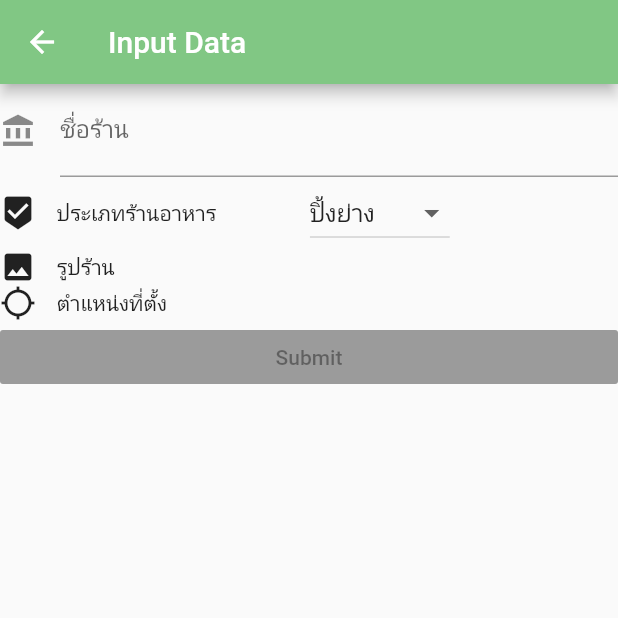
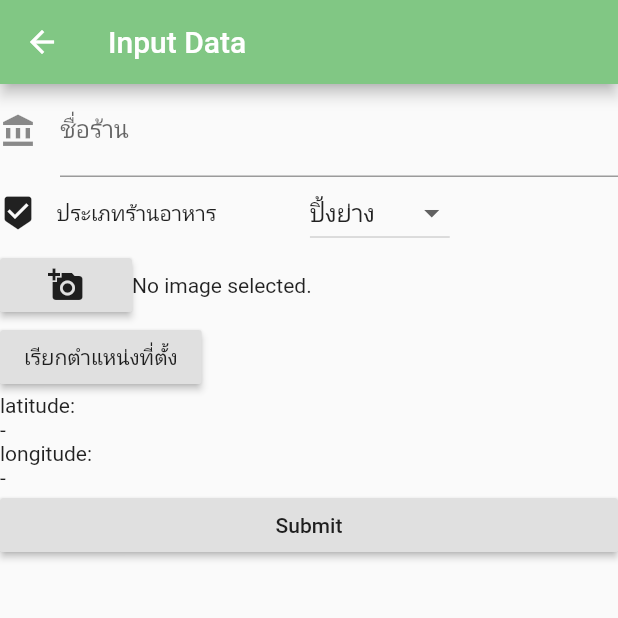
Before and after one commit to noey2540/res, a Flutter app: the InputStorePage screen opened directly, on a phone screen of 412 x 824 dp, the top half of it. Run offline on Flutter 3.47's test engine with Material 2 defaults, Android fonts, the phone set to English and light mode, and no system bars; our stand-ins replace cloud_firestore, firebase_storage, google_maps_flutter, image_picker, location; accounts and stored records are empty; network calls fail; statements that could not run were skipped.

Commit message:
inputstore

```diff
--- /dev/null
+++ b/lib/image_picker.dart
@@ -0,0 +1,175 @@
+import 'dart:async';
+import 'dart:io';
+
+import 'package:flutter/foundation.dart';
+import 'package:flutter/services.dart';
+
+const String kTypeImage = 'image';
+const String kTypeVideo = 'video';
+
+/// Specifies the source where the picked image should come from.
+enum ImageSource {
+  /// Opens up the device camera, letting the user to take a new picture.
+  camera,
+
+  /// Opens the user's photo gallery.
+  gallery,
+}
+
+class ImagePicker {
+  static const MethodChannel _channel =
+      MethodChannel('plugins.flutter.io/image_picker');
+
+  /// Returns a [File] object pointing to the image that was picked.
+  ///
+  /// The `source` argument controls where the image comes from. This can
+  /// be either [ImageSource.camera] or [ImageSource.gallery].
+  ///
+  /// If specified, the image will be at most `maxWidth` wide and
+  /// `maxHeight` tall. Otherwise the image will be returned at it's
+  /// original width and height.
+  /// The `imageQuality` argument modifies the quality of the image, ranging from 0-100
+  /// where 100 is the original/max quality. If `imageQuality` is null, the image with
+  /// the original quality will be returned. Compression is only supportted for certain
+  /// image types such as JPEG. If compression is not supported for the image that is picked,
+  /// an warning message will be logged.
+  ///
+  /// In Android, the MainActivity can be destroyed for various reasons. If that happens, the result will be lost
+  /// in this call. You can then call [retrieveLostData] when your app relaunches to retrieve the lost data.
+  static Future<File> pickImage(
+      {@required ImageSource source,
+      double maxWidth,
+      double maxHeight,
+      int imageQuality}) async {
+    assert(source != null);
+    assert(imageQuality == null || (imageQuality >= 0 && imageQuality <= 100));
+
+    if (maxWidth != null && maxWidth < 0) {
+      throw ArgumentError.value(maxWidth, 'maxWidth cannot be negative');
+    }
+
+    if (maxHeight != null && maxHeight < 0) {
+      throw ArgumentError.value(maxHeight, 'maxHeight cannot be negative');
+    }
+
+    final String path = await _channel.invokeMethod<String>(
+      'pickImage',
+      <String, dynamic>{
+        'source': source.index,
+        'maxWidth': maxWidth,
+        'maxHeight': maxHeight,
+        'imageQuality': imageQuality
+      },
+    );
+
+    return path == null ? null : File(path);
+  }
+
+  /// Returns a [File] object pointing to the video that was picked.
+  ///
+  /// The [source] argument controls where the video comes from. This can
+  /// be either [ImageSource.camera] or [ImageSource.gallery].
+  ///
+  /// In Android, the MainActivity can be destroyed for various fo reasons. If that happens, the result will be lost
+  /// in this call. You can then call [retrieveLostData] when your app relaunches to retrieve the lost data.
+  static Future<File> pickVideo({
+    @required ImageSource source,
+  }) async {
+    assert(source != null);
+    final String path = await _channel.invokeMethod<String>(
+      'pickVideo',
+      <String, dynamic>{
+        'source': source.index,
+      },
+    );
+    return path == null ? null : File(path);
+  }
+
+  /// Retrieve the lost image file when [pickImage] or [pickVideo] failed because the  MainActivity is destroyed. (Android only)
+  ///
+  /// Image or video can be lost if the MainActivity is destroyed. And there is no guarantee that the MainActivity is always alive.
+  /// Call this method to retrieve the lost data and process the data according to your APP's business logic.
+  ///
+  /// Returns a [LostDataResponse] if successfully retrieved the lost data. The [LostDataResponse] can represent either a
+  /// successful image/video selection, or a failure.
+  ///
+  /// Calling this on a non-Android platform will throw [UnimplementedError] exception.
+  ///
+  /// See also:
+  /// * [LostDataResponse], for what's included in the response.
+  /// * [Android Activity Lifecycle](https://developer.android.com/reference/android/app/Activity.html), for more information on MainActivity destruction.
+  static Future<LostDataResponse> retrieveLostData() async {
+    final Map<String, dynamic> result =
+        await _channel.invokeMapMethod<String, dynamic>('retrieve');
+    if (result == null) {
+      return LostDataResponse.empty();
+    }
+    assert(result.containsKey('path') ^ result.containsKey('errorCode'));
+
+    final String type = result['type'];
+    assert(type == kTypeImage || type == kTypeVideo);
+
+    RetrieveType retrieveType;
+    if (type == kTypeImage) {
+      retrieveType = RetrieveType.image;
+    } else if (type == kTypeVideo) {
+      retrieveType = RetrieveType.video;
+    }
+
+    PlatformException exception;
+    if (result.containsKey('errorCode')) {
+      exception = PlatformException(
+          code: result['errorCode'], message: result['errorMessage']);
+    }
+
+    final String path = result['path'];
+
+    return LostDataResponse(
+        file: path == null ? null : File(path),
+        exception: exception,
+        type: retrieveType);
+  }
+}
+
+/// The response object of [ImagePicker.retrieveLostData].
+///
+/// Only applies to Android.
+/// See also:
+/// * [ImagePicker.retrieveLostData] for more details on retrieving lost data.
+class LostDataResponse {
+  LostDataResponse({this.file, this.exception, this.type});
+
+  LostDataResponse.empty()
+      : file = null,
+        exception = null,
+        type = null {
+    _empty = true;
+  }
+
+  /// Whether it is an empty response.
+  ///
+  /// An empty response should have [file], [exception] and [type] to be null.
+  bool get isEmpty => _empty;
+
+  /// The file that was lost in a previous [pickImage] or [pickVideo] call due to MainActivity being destroyed.
+  ///
+  /// Can be null if [exception] exists.
+  final File file;
+
+  /// The exception of the last [pickImage] or [pickVideo].
+  ///
+  /// If the last [pickImage] or [pickVideo] threw some exception before the MainActivity destruction, this variable keeps that
+  /// exception.
+  /// You should handle this exception as if the [pickImage] or [pickVideo] got an exception when the MainActivity was not destroyed.
+  ///
+  /// Note that it is not the exception that caused the destruction of the MainActivity.
+  final PlatformException exception;
+
+  /// Can either be [RetrieveType.image] or [RetrieveType.video];
+  final RetrieveType type;
+
+  bool _empty = false;
+}
+
+/// The type of the retrieved data in a [LostDataResponse].
+enum RetrieveType { image, video }
--- a/lib/inputstorepage.dart
+++ b/lib/inputstorepage.dart
@@ -1,7 +1,12 @@
 import 'dart:async';
-
+import 'dart:io';
 import 'package:flutter/material.dart';
 import 'package:cloud_firestore/cloud_firestore.dart';
+import 'package:flutter/services.dart';
+import 'package:location/location.dart';
+import 'package:poppop/store.dart';
+import 'package:image_picker/image_picker.dart';
+import 'image_service.dart';
 
 class InputStorePage extends StatefulWidget {
   InputStorePage({
@@ -14,6 +19,100 @@ class InputStorePage extends StatefulWidget {
 class _InputStorePageState extends State<InputStorePage> {
   String dropdownValue = "ปิ้งย่าง";
   final GlobalKey<FormState> _formKey = new GlobalKey<FormState>();
+
+  File _image;
+
+  Future getImage() async {
+    var image = await ImagePicker.pickImage(source: ImageSource.camera);
+
+    setState(() {
+      _image = image;
+    });
+  }
+
+  LocationData _startLocation;
+  LocationData _currentLocation;
+
+  StreamSubscription<LocationData> _locationSubscription;
+
+  Location _locationService  = new Location();
+  bool _permission = false;
+  String error;
+
+  bool currentWidget = true;
+
+  Store newStore = new Store();
+
+  @override
+  void initState() {
+    super.initState();
+
+    _initPlatformState();
+  }
+  _initPlatformState() async {
+ await _locationService.changeSettings(accuracy: LocationAccuracy.HIGH, interval: 1000);
+
+    LocationData location;
+    // Platform messages may fail, so we use a try/catch PlatformException.
+    try {
+      bool serviceStatus = await _locationService.serviceEnabled();
+      print("Service status: $serviceStatus");
+      if (serviceStatus) {
+        _permission = await _locationService.requestPermission();
+        print("Permission: $_permission");
+        if (_permission) {
+          location = await _locationService.getLocation();
+
+          _locationSubscription = _locationService.onLocationChanged().listen((LocationData result) async {
+              setState(() {
+                _currentLocation = result;
+              });
+          });
+          print(_currentLocation.latitude);
+        }
+      } else {
+        bool serviceStatusResult = await _locationService.requestService();
+        print("Service status activated after request: $serviceStatusResult");
+        if(serviceStatusResult){
+          _initPlatformState();
+        }
+      }
+    } on PlatformException catch (e) {
+      print(e);
+      if (e.code == 'PERMISSION_DENIED') {
+        error = e.message;
+      } else if (e.code == 'SERVICE_STATUS_ERROR') {
+        error = e.message;
+      }
+      location = null;
+    }
+
+    setState(() {
+        _startLocation = location;
+    });
+
+  }
+
+
+
+
+  void _onSubmit() async {
+        final FormState form = _formKey.currentState;
+      form.save(); //This invokes each onSaved event
+
+      print('Form save called, newContact is now up to date...');
+      print('Name: ${newStore.storename}');
+      print('Name: ${newStore.storecategory}');
+      print(_image);
+      String imgUrl = await onImageUploading(_image);
+      print(imgUrl);
+      print(_startLocation.latitude);
+      print(_startLocation.longitude);
+
+      Firestore.instance.collection('store').document()
+  .setData({ 'storename': newStore.storename, 'storecategory': newStore.storecategory, 'image' : [imgUrl],'location':[_startLocation.latitude,_startLocation.longitude]});
+  }
+
   @override
   Widget build(BuildContext context) {
     return Scaffold(
@@ -33,6 +132,7 @@ class _InputStorePageState extends State<InputStorePage> {
                       hintText: 'กรุณากรอกชื่อร้าน',
                       labelText: 'ชื่อร้าน',
                     ),
+                    onSaved: (val) => newStore.storename = val,
                   ),
                   Row(
                   children: <Widget>[
@@ -44,6 +144,7 @@ class _InputStorePageState extends State<InputStorePage> {
                         setState(() {
                           dropdownValue = newValue;
                         });
+                        newStore.storecategory = newValue;
                         },
                         items: <String>[
                           'ปิ้งย่าง',
@@ -57,33 +158,54 @@ class _InputStorePageState extends State<InputStorePage> {
                             child: Text(value),
                           );
                         }).toList(),
+
                       ),
                   ]
                   ),
                   Row(
                   children: <Widget>[
-                  Icon(Icons.image),
-                  Text(
-                    '    รูปร้าน',
+                  RaisedButton(
+                    onPressed: getImage,
+                    child: Icon(Icons.add_a_photo),
                   ),
-                  ]),
+                  Center(
+                          child: _image == null
+                              ? Text('No image selected.')
+                              : Image.file(_image,width: 250,height: 150,),
+
+                        ),
+
+                  ]
+                  ),
                   Row(
                   children: <Widget>[
-                  Icon(Icons.location_searching),
+                  RaisedButton(
+                        child: Text('เรียกตำแหน่งที่ตั้ง'),
+                        onPressed: () {
+                          _initPlatformState();
+                        }
+                  ),
+                  ],),
+                  Text('latitude:'),
+                  Text( _startLocation == null ?
+                  '-' : _startLocation.latitude.toString()
+                  ),
+                  Text('longitude:'),
                   Text(
-                    '    ตำแหน่งที่ตั้ง',
+                    _startLocation == null ?
+                  '-' : _startLocation.longitude.toString(),
                   ),
-                  ]),
 
                   Container(
                       padding: EdgeInsets.only(),
                       child: RaisedButton(
                         child: Text('Submit'),
-                        onPressed: null,
+                        onPressed: _onSubmit,
                       )),
                 ],
         ),
-        ),)
+        ),
+        )
     );
   }
 }
--- a/pubspec.yaml
+++ b/pubspec.yaml
@@ -22,10 +22,14 @@ dependencies:
 
   # The following adds the Cupertino Icons font to your application.
 
-  cloud_firestore: ^0.8.2+3
+  cloud_firestore: ^0.12.9+4
   google_maps_flutter: 0.5.20+1
   # Use with the CupertinoIcons class for iOS style icons.
   cupertino_icons: ^0.1.2
+  location: ^2.3.5
+  image_picker: ^0.6.1+4
+  uuid: ^2.0.2
+  firebase_storage: ^3.0.6
 
 dev_dependencies:
   flutter_test:
```
Also changed, not shown: lib/image_service.dart (added, +13 -0 lines), pubspec.lock, 2 other files.
